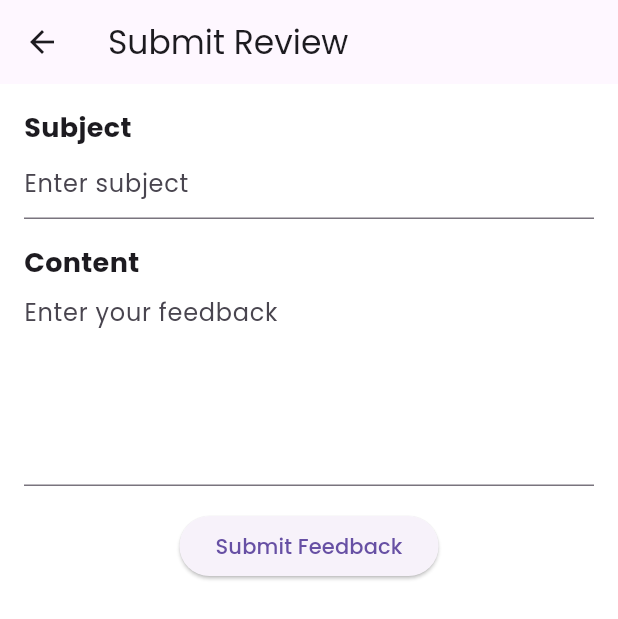
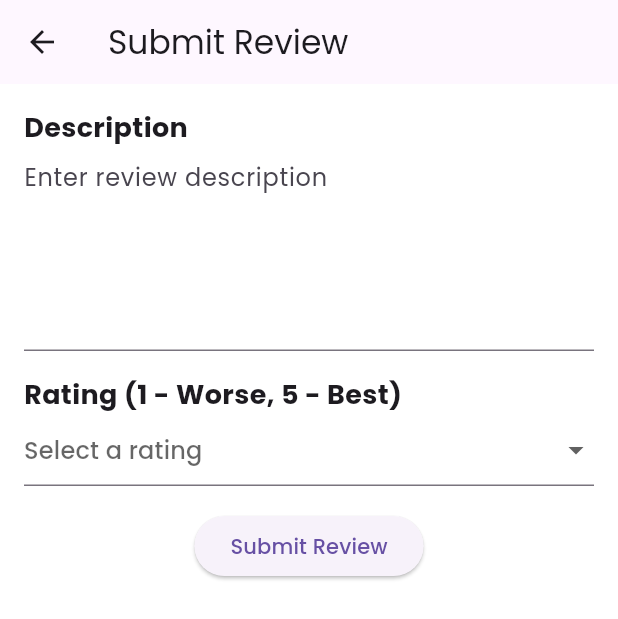
Before and after one commit to qinyeeLisa/campsite-permit-app, a Flutter app: the CamperSubmitReviewScreen screen opened by its route, on a phone screen of 412 x 824 dp. Shown: the top 619 px of the screen. Run offline on Flutter 3.47's test engine with Material 3 defaults, Android fonts, the phone set to English and light mode, and no system bars; our stand-ins replace flutter_svg, google_fonts; missing offline and left inert: amplify_auth_cognito, amplify_authenticator, amplify_flutter.

Commit message:
fixed rating

```diff
--- a/lib/Screens/Camper/camper_submit_review_screen.dart
+++ b/lib/Screens/Camper/camper_submit_review_screen.dart
@@ -1,4 +1,6 @@
+import 'dart:convert';
 import 'package:flutter/material.dart';
+import 'package:http/http.dart' as http;
 
 class CamperSubmitReviewScreen extends StatefulWidget {
   const CamperSubmitReviewScreen({super.key});
@@ -10,24 +12,62 @@ class CamperSubmitReviewScreen extends StatefulWidget {
 
 class _CamperSubmitReviewScreenState extends State<CamperSubmitReviewScreen> {
   final _formKey = GlobalKey<FormState>();
-  final TextEditingController _subjectController = TextEditingController();
-  final TextEditingController _contentController = TextEditingController();
+  final TextEditingController _descriptionController = TextEditingController();
+  final TextEditingController _ratingController = TextEditingController();
+  int? _selectedRating;
 
   @override
   void dispose() {
-    _subjectController.dispose();
-    _contentController.dispose();
+    _descriptionController.dispose();
+    _ratingController.dispose();
     super.dispose();
   }
 
-  void _submitFeedback() {
+  Future<void> _submitReview() async {
     if (_formKey.currentState!.validate()) {
-      // Perform the feedback submission logic here
-      ScaffoldMessenger.of(context).showSnackBar(
-        const SnackBar(content: Text('Feedback Submitted!')),
-      );
-      // Navigate back to the previous screen (CamperHomeScreen)
-      Navigator.pop(context);
+      final String description = _descriptionController.text;
+      final int rating = _selectedRating!;
+
+      // Review data
+      final Map<String, dynamic> reviewData = {
+        "userId": 3, // Replace this with dynamic userId if needed
+        "description": description,
+        "rating": rating,
+      };
+
+      // API URL
+      const String apiUrl =
+          "https://eqqd1j4q2j.execute-api.ap-southeast-1.amazonaws.com/dev/ratingsapi/rating/AddRating/";
+
+      try {
+        // Make the POST request
+        final response = await http.post(
+          Uri.parse(apiUrl),
+          headers: {
+            "Content-Type": "application/json",
+          },
+          body: jsonEncode(reviewData),
+        );
+
+        if (response.statusCode == 200) {
+          // Show a success message
+          ScaffoldMessenger.of(context).showSnackBar(
+            const SnackBar(content: Text('Review Submitted!')),
+          );
+          // Navigate back to the previous screen (CamperHomeScreen)
+          Navigator.pushReplacementNamed(context, '/camper/home');
+        } else {
+          // Show an error message if submission failed
+          ScaffoldMessenger.of(context).showSnackBar(
+            const SnackBar(content: Text('Failed to submit review')),
+          );
+        }
+      } catch (error) {
+        // Handle network errors
+        ScaffoldMessenger.of(context).showSnackBar(
+          const SnackBar(content: Text('An error occurred. Please try again.')),
+        );
+      }
     }
   }
 
@@ -45,35 +85,46 @@ class _CamperSubmitReviewScreenState extends State<CamperSubmitReviewScreen> {
             crossAxisAlignment: CrossAxisAlignment.start,
             children: [
               const Text(
-                'Subject',
+                'Description',
                 style: TextStyle(fontSize: 18, fontWeight: FontWeight.bold),
               ),
               TextFormField(
-                controller: _subjectController,
+                controller: _descriptionController,
                 decoration: const InputDecoration(
-                  hintText: 'Enter subject',
+                  hintText: 'Enter review description',
                 ),
+                maxLines: 5,
                 validator: (value) {
                   if (value == null || value.isEmpty) {
-                    return 'Please enter a subject';
+                    return 'Please enter a description';
                   }
                   return null;
                 },
               ),
               const SizedBox(height: 16),
               const Text(
-                'Content',
+                'Rating (1 - Worse, 5 - Best)',
                 style: TextStyle(fontSize: 18, fontWeight: FontWeight.bold),
               ),
-              TextFormField(
-                controller: _contentController,
+              DropdownButtonFormField<int>(
+                value: _selectedRating,
                 decoration: const InputDecoration(
-                  hintText: 'Enter your feedback',
+                  hintText: 'Select a rating',
                 ),
-                maxLines: 5,
+                items: List.generate(5, (index) => index + 1)
+                    .map((rating) => DropdownMenuItem<int>(
+                          value: rating,
+                          child: Text(rating.toString()),
+                        ))
+                    .toList(),
+                onChanged: (value) {
+                  setState(() {
+                    _selectedRating = value;
+                  });
+                },
                 validator: (value) {
-                  if (value == null || value.isEmpty) {
-                    return 'Please enter content';
+                  if (value == null) {
+                    return 'Please select a rating';
                   }
                   return null;
                 },
@@ -81,8 +132,8 @@ class _CamperSubmitReviewScreenState extends State<CamperSubmitReviewScreen> {
               const SizedBox(height: 16),
               Center(
                 child: ElevatedButton(
-                  onPressed: _submitFeedback,
-                  child: const Text('Submit Feedback'),
+                  onPressed: _submitReview,
+                  child: const Text('Submit Review'),
                 ),
               ),
             ],
@@ -92,3 +143,103 @@ class _CamperSubmitReviewScreenState extends State<CamperSubmitReviewScreen> {
     );
   }
 }
+
+
+
+
+
+//original
+// import 'package:flutter/material.dart';
+
+// class CamperSubmitReviewScreen extends StatefulWidget {
+//   const CamperSubmitReviewScreen({super.key});
+
+//   @override
+//   State<CamperSubmitReviewScreen> createState() =>
+//       _CamperSubmitReviewScreenState();
+// }
+
+// class _CamperSubmitReviewScreenState extends State<CamperSubmitReviewScreen> {
+//   final _formKey = GlobalKey<FormState>();
+//   final TextEditingController _subjectController = TextEditingController();
+//   final TextEditingController _contentController = TextEditingController();
+
+//   @override
+//   void dispose() {
+//     _subjectController.dispose();
+//     _contentController.dispose();
+//     super.dispose();
+//   }
+
+//   void _submitFeedback() {
+//     if (_formKey.currentState!.validate()) {
+//       // Perform the feedback submission logic here
+//       ScaffoldMessenger.of(context).showSnackBar(
+//         const SnackBar(content: Text('Feedback Submitted!')),
+//       );
+//       // Navigate back to the previous screen (CamperHomeScreen)
+//       Navigator.pop(context);
+//     }
+//   }
+
+//   @override
+//   Widget build(BuildContext context) {
+//     return Scaffold(
+//       appBar: AppBar(
+//         title: const Text("Submit Review"),
+//       ),
+//       body: Padding(
+//         padding: const EdgeInsets.all(16.0),
+//         child: Form(
+//           key: _formKey,
+//           child: Column(
+//             crossAxisAlignment: CrossAxisAlignment.start,
+//             children: [
+//               const Text(
+//                 'Subject',
+//                 style: TextStyle(fontSize: 18, fontWeight: FontWeight.bold),
+//               ),
+//               TextFormField(
+//                 controller: _subjectController,
+//                 decoration: const InputDecoration(
+//                   hintText: 'Enter subject',
+//                 ),
+//                 validator: (value) {
+//                   if (value == null || value.isEmpty) {
+//                     return 'Please enter a subject';
+//                   }
+//                   return null;
+//                 },
+//               ),
+//               const SizedBox(height: 16),
+//               const Text(
+//                 'Content',
+//                 style: TextStyle(fontSize: 18, fontWeight: FontWeight.bold),
+//               ),
+//               TextFormField(
+//                 controller: _contentController,
+//                 decoration: const InputDecoration(
+//                   hintText: 'Enter your feedback',
+//                 ),
+//                 maxLines: 5,
+//                 validator: (value) {
+//                   if (value == null || value.isEmpty) {
+//                     return 'Please enter content';
+//                   }
+//                   return null;
+//                 },
+//               ),
+//               const SizedBox(height: 16),
+//               Center(
+//                 child: ElevatedButton(
+//                   onPressed: _submitFeedback,
+//                   child: const Text('Submit Feedback'),
+//                 ),
+//               ),
+//             ],
+//           ),
+//         ),
+//       ),
+//     );
+//   }
+// }
--- a/lib/Screens/CampsiteOwner/owner_submit_feedback_screen.dart
+++ b/lib/Screens/CampsiteOwner/owner_submit_feedback_screen.dart
@@ -29,7 +29,7 @@ class _OwnerSubmitFeedbackScreenState extends State<OwnerSubmitFeedbackScreen> {
 
       // Feedback data
       final Map<String, dynamic> feedbackData = {
-        "userId": 3, // Replace this with dynamic userId if needed
+        "userId": 2, // Replace this with dynamic userId if needed
         "title": title,
         "description": description,
       };
```
